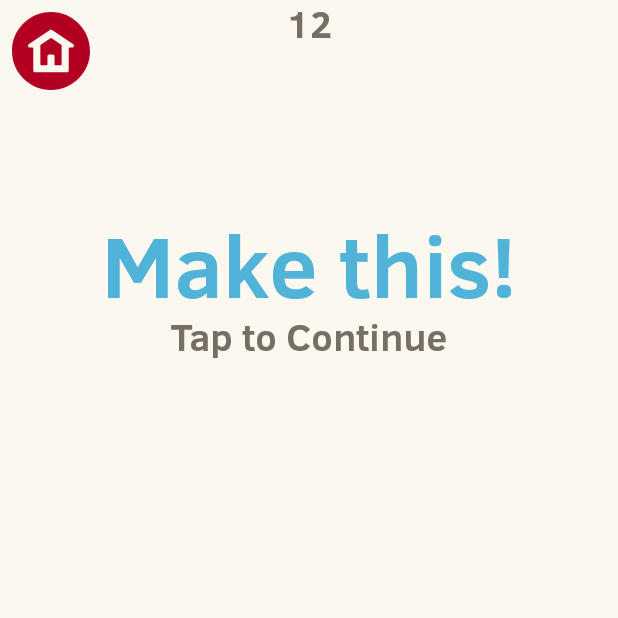
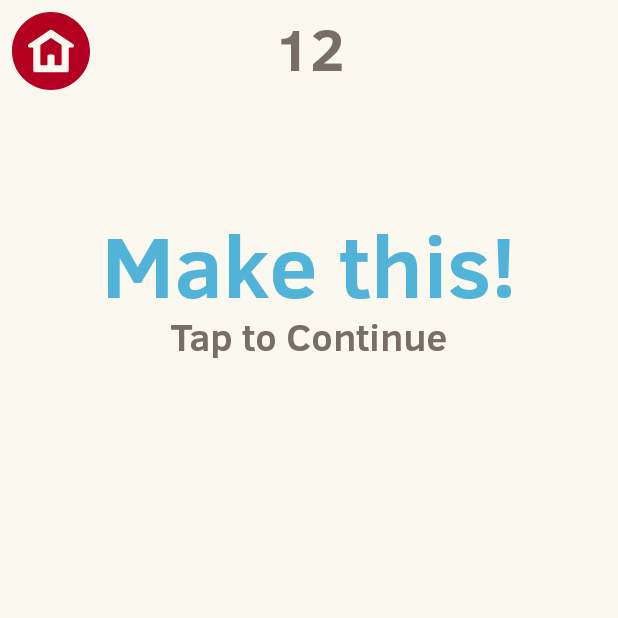
Before and after one commit to izzeroone/android-clone-game, an Android app: the GameActivity screen opened directly, with no data from a screen before it, on a phone screen of 412 x 824 dp, the top half of it. Run offline under Robolectric (Android 15) with nearby library versions, the phone set to English and light mode, and no system bars.

Commit message:
Fix music and update score view

```diff
--- a/app/src/main/java/cyberse/cloneproject/GameActivity.java
+++ b/app/src/main/java/cyberse/cloneproject/GameActivity.java
@@ -109,5 +109,30 @@ public class GameActivity extends AppCompatActivity {
         view.game.revertUndoState();
     }
 
+    @Override
+    protected void onStart() {
+        super.onStart();
+
+    }
+
+    @Override
+    protected void onResume() {
+        super.onResume();
+        MediaPlayerManager.getInstance().play(this, R.raw.music1);
+    }
+
+    @Override
+    protected void onDestroy(){
+        MediaPlayerManager.getInstance().stop();
+        super.onDestroy();
+    }
+
+
+    @Override
+    protected void onPause(){
+        MediaPlayerManager.getInstance().stop();
+        super.onPause();
+    }
+
 
 }
--- a/app/src/main/java/cyberse/cloneproject/GameView.java
+++ b/app/src/main/java/cyberse/cloneproject/GameView.java
@@ -165,7 +165,7 @@ public class GameView extends View {
         //Drawing the score text: Ver 2
         paint.setTextAlign(Paint.Align.CENTER);
         paint.setColor(getResources().getColor(R.color.text_black));
-        paint.setTextSize(subInstructionTextSize);
+        paint.setTextSize(instructionTextSize / 1.5f);
         canvas.drawText(String.valueOf(game.score), (gridRect.left + gridRect.right) / 2, sYScore + paint.getTextSize(), paint);
     }
 
@@ -532,7 +532,6 @@ public class GameView extends View {
         gridRect.top = (int) (boardMidY - (cellSize + gridWidth) * halfNumSquaresY - gridWidth / 2);
         gridRect.bottom = (int) (boardMidY + (cellSize + gridWidth) * halfNumSquaresY + gridWidth / 2);
 
-        float widthWithPadding = gridRect.right - gridRect.left;
 
         // Text Dimensions
         paint.setTextSize(cellSize);
@@ -553,7 +552,7 @@ public class GameView extends View {
         //static variables
         sYInstruction = (int) (gridRect.top - staticCellSize * 1.6);
         sYSubInstruction = (int) (gridRect.top - staticCellSize * 0.5);
-        sYScore = 0;
+        sYScore = sXHome + iconPaddingSize / 2;
 
         //sYIcons = gridRect.bottom + cellSize / 2;
         sYIcons = height - iconSize - 10;
--- a/app/src/main/java/cyberse/cloneproject/MenuActivity.java
+++ b/app/src/main/java/cyberse/cloneproject/MenuActivity.java
@@ -83,5 +83,11 @@ public class MenuActivity extends AppCompatActivity {
         super.onDestroy();
     }
 
+    @Override
+    protected void onPause(){
+        MediaPlayerManager.getInstance().stop();
+        super.onPause();
+    }
+
 
 }
--- a/app/src/main/res/values/styles.xml
+++ b/app/src/main/res/values/styles.xml
@@ -6,6 +6,7 @@
         <item name="colorPrimary">@color/colorPrimary</item>
         <item name="colorPrimaryDark">@color/colorPrimaryDark</item>
         <item name="colorAccent">@color/colorAccent</item>
+        <item name="windowNoTitle">true</item>
     </style>
 
     <style name="AppTheme.NoActionBar">
```
Also changed, not shown: app/src/main/res/layout/activity_main.xml (deleted, +0 -33 lines), app/src/main/res/layout/content_main.xml (deleted, +0 -11 lines).
